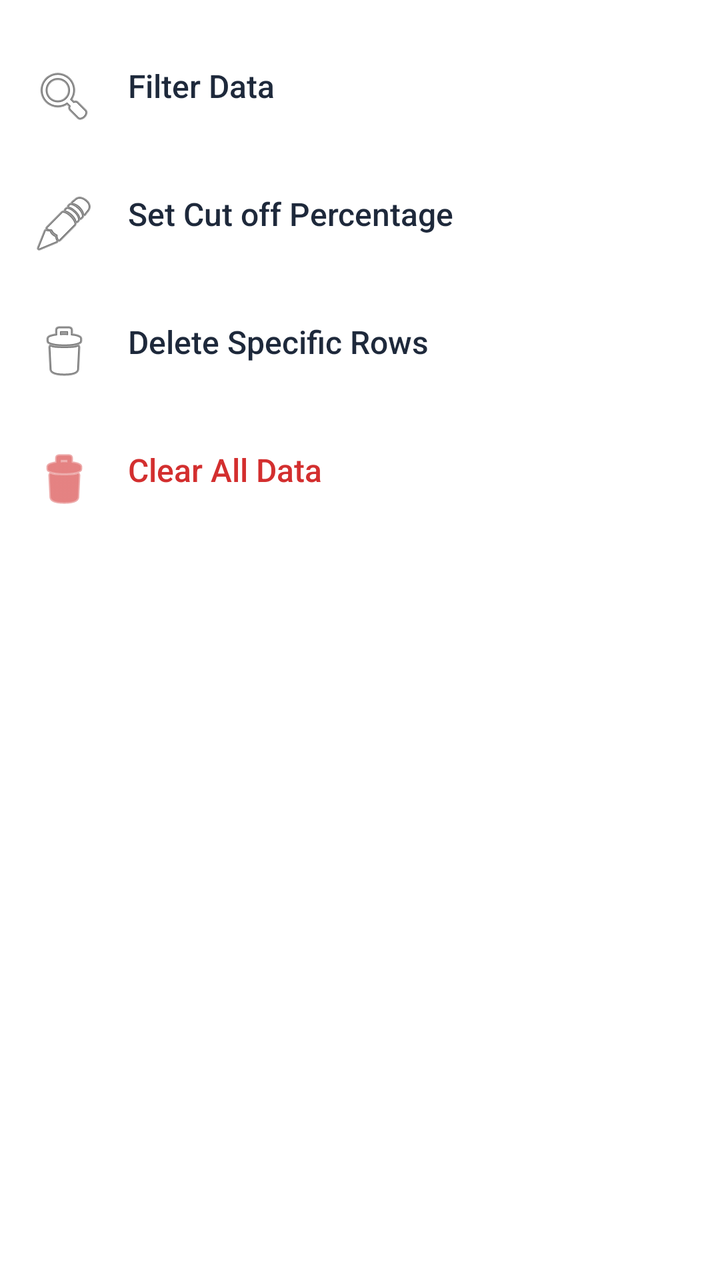
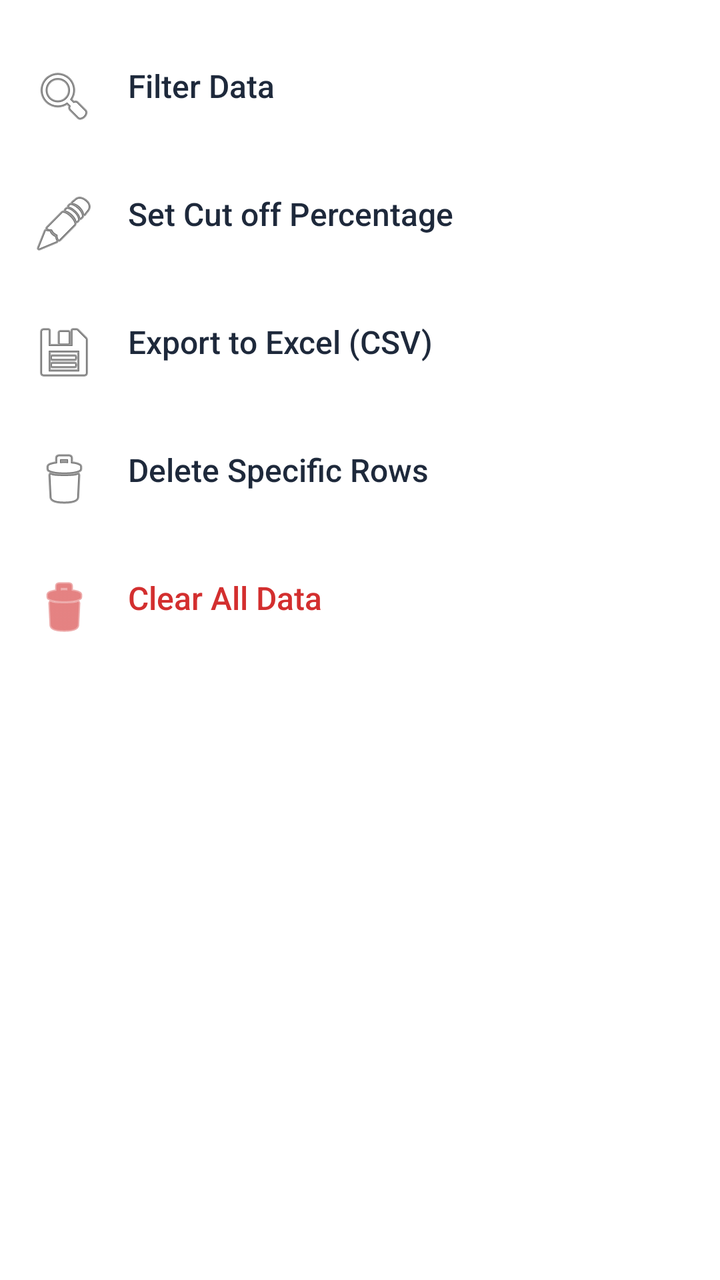

Screens rendered from an Android XML layout before and after an edit, with the pre-edit source and the edit as a unified diff.
<!-- AndroidManifest.xml: application theme AppTheme -->
<!-- res/layout/dialog_menu.xml -->
<?xml version="1.0" encoding="utf-8"?>
<LinearLayout xmlns:android="http://schemas.android.com/apk/res/android"
    android:layout_width="match_parent"
    android:layout_height="wrap_content"
    android:orientation="vertical"
    android:paddingTop="16dp"
    android:paddingBottom="16dp">

    <TextView
        android:id="@+id/menuFilter"
        android:layout_width="match_parent"
        android:layout_height="wrap_content"
        android:text="Filter Data"
        android:textSize="16sp"
        android:textColor="@color/textPrimary"
        android:fontFamily="sans-serif-medium"
        android:padding="16dp"
        android:drawableStart="@android:drawable/ic_menu_search"
        android:drawablePadding="16dp"
        android:background="?attr/selectableItemBackground"
        android:clickable="true"
        android:focusable="true"/>

    <TextView
        android:id="@+id/menuPercentage"
        android:layout_width="match_parent"
        android:layout_height="wrap_content"
        android:text="Set Cut off Percentage"
        android:textSize="16sp"
        android:textColor="@color/textPrimary"
        android:fontFamily="sans-serif-medium"
        android:padding="16dp"
        android:drawableStart="@android:drawable/ic_menu_edit"
        android:drawablePadding="16dp"
        android:background="?attr/selectableItemBackground"
        android:clickable="true"
        android:focusable="true"/>

    <TextView
        android:id="@+id/menuDeleteRows"
        android:layout_width="match_parent"
        android:layout_height="wrap_content"
        android:text="Delete Specific Rows"
        android:textSize="16sp"
        android:textColor="@color/textPrimary"
        android:fontFamily="sans-serif-medium"
        android:padding="16dp"
        android:drawableStart="@android:drawable/ic_menu_delete"
        android:drawablePadding="16dp"
        android:background="?attr/selectableItemBackground"
        android:clickable="true"
        android:focusable="true"/>

    <TextView
        android:id="@+id/menuClear"
        android:layout_width="match_parent"
        android:layout_height="wrap_content"
        android:text="Clear All Data"
        android:textSize="16sp"
        android:textColor="#D32F2F"
        android:fontFamily="sans-serif-medium"
        android:padding="16dp"
        android:drawableStart="@android:drawable/ic_menu_delete"
        android:drawableTint="#D32F2F"
        android:drawablePadding="16dp"
        android:background="?attr/selectableItemBackground"
        android:clickable="true"
        android:focusable="true"/>
</LinearLayout>
<!-- resources referenced by this layout -->
<resources>
  <color name="textPrimary">#1E293B</color>
  <style name="AppTheme" parent="Theme.MaterialComponents.Light.NoActionBar">
          <item name="colorPrimary">@color/primaryColor</item>
          <item name="colorPrimaryVariant">@color/primaryDarkColor</item>
          <item name="colorAccent">@color/colorAccent</item>
          <item name="android:statusBarColor">@color/primaryDarkColor</item>
      </style>
  <color name="primaryColor">#2962FF</color>
  <color name="primaryDarkColor">#0039CB</color>
  <color name="colorAccent">#00B0FF</color>
</resources>

<!-- the commit's change to res/layout/dialog_menu.xml (unified diff, before → after) -->
@@ -36,6 +36,22 @@
         android:clickable="true"
         android:focusable="true"/>
 
+    
+    <TextView
+        android:id="@+id/menuExport"
+        android:layout_width="match_parent"
+        android:layout_height="wrap_content"
+        android:text="Export to Excel (CSV)"
+        android:textSize="16sp"
+        android:textColor="@color/textPrimary"
+        android:fontFamily="sans-serif-medium"
+        android:padding="16dp"
+        android:drawableStart="@android:drawable/ic_menu_save"
+        android:drawablePadding="16dp"
+        android:background="?attr/selectableItemBackground"
+        android:clickable="true"
+        android:focusable="true"/>
+
     <TextView
         android:id="@+id/menuDeleteRows"
         android:layout_width="match_parent"
